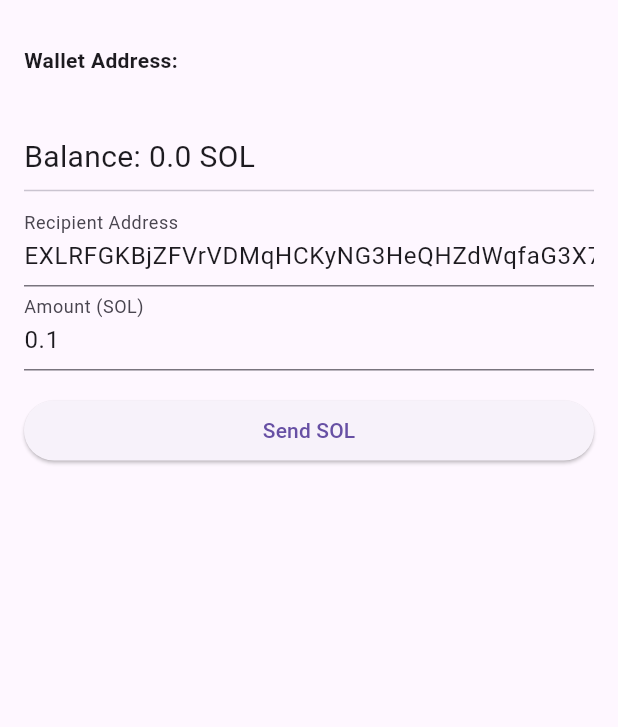
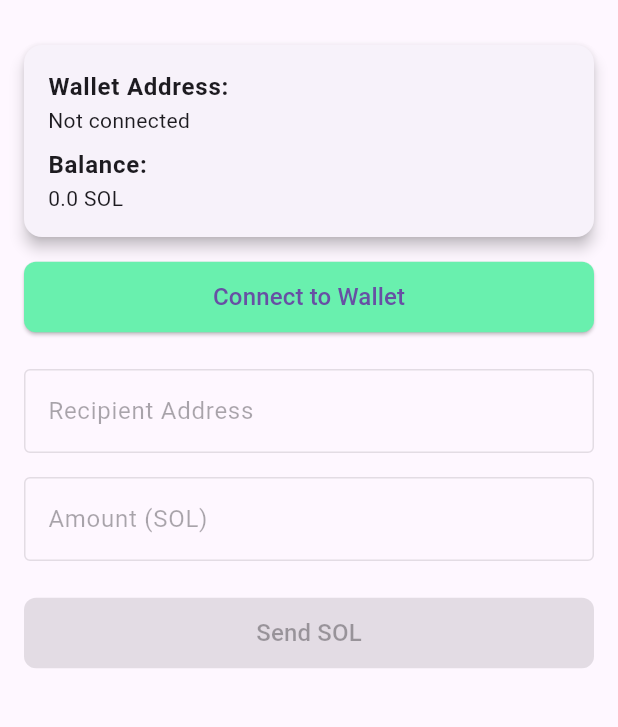
Before and after one commit to emfarih/learn_solana, a Flutter app: the screen it shows after launch, on a phone screen of 412 x 824 dp, the part 63-790 px from its top. Run offline on Flutter 3.47's test engine with Material 3 defaults, Android fonts, the phone set to English and light mode, and no system bars; missing offline and left inert: solana_wallet_adapter, solana_web3.

Commit message:
sendSol using solana-wallet-adapter for Solflare Wallet

```diff
--- a/solana_send_frontend/lib/main.dart
+++ b/solana_send_frontend/lib/main.dart
@@ -1,10 +1,9 @@
-import 'package:flutter/foundation.dart';
 import 'package:flutter/material.dart';
-import 'package:solana/solana.dart';
-import 'package:flutter_dotenv/flutter_dotenv.dart';
+import 'package:solana_wallet_adapter/solana_wallet_adapter.dart'; // Import wallet adapter
+import 'package:solana_web3/programs.dart';
+import 'package:solana_web3/solana_web3.dart';
 
-Future<void> main() async {
-  await dotenv.load(fileName: ".env");
+void main() {
   runApp(const SolanaWalletApp());
 }
 
@@ -30,97 +29,148 @@ class WalletScreen extends StatefulWidget {
 }
 
 class _WalletScreenState extends State<WalletScreen> {
-  final solanaClient = SolanaClient(
-    rpcUrl: Uri.parse('https://api.devnet.solana.com'),
-    websocketUrl: Uri.parse('ws://api.devnet.solana.com'),
-  );
-  final TextEditingController _receiverController = TextEditingController()
-    ..text = 'EXLRFGKBjZFVrVDMqHCKyNG3HeQHZdWqfaG3X7m5fkN2';
-  final TextEditingController _amountController = TextEditingController()
-    ..text = '0.1';
+  final TextEditingController _receiverController = TextEditingController();
+  final TextEditingController _amountController = TextEditingController();
+  final cluster = Cluster.devnet;
 
-  late Ed25519HDKeyPair wallet;
-  String walletAddress = '';
+  late SolanaWalletAdapter adapter;
+  Pubkey? wallet;
   double balance = 0.0;
+  bool isConnected = false;
 
   @override
   void initState() {
     super.initState();
-    _initializeWallet();
+    adapter = SolanaWalletAdapter(AppIdentity(), cluster: cluster);
   }
 
-  Future<void> _initializeWallet() async {
-    final secretKey = dotenv.env['SECRET_KEY'];
-    if (secretKey == null) {
-      _showSnackBar('SECRET_KEY not found in environment variables.');
-      return;
+  //Callback when connected to wallet
+  void _onConnect(Pubkey? wallet) {
+    print('Wallet connected: $wallet'); // Print the wallet object
+    setState(() {
+      isConnected = true;
+      this.wallet = wallet;
+    });
+    _updateBalance();
   }
 
+  // Callback when disconnected from wallet
+  Future<void> _onDisconnect() async {
     try {
-      final secretKeyBytes =
-          List<int>.from(secretKey.split(',').map(int.parse));
-      print('Parsed secret key bytes: $secretKeyBytes');
-      final seed = secretKeyBytes.sublist(0, 32);
+      print('Disconnecting from wallet...');
+      await adapter.deauthorize();
+      setState(() {
+        isConnected = false;
+        wallet = null;
+        balance = 0.0;
+      });
+      print('Disconnected from wallet successfully');
+    } catch (e) {
+      print('Error during disconnection: $e');
+    }
+  }
 
-      wallet = await Ed25519HDKeyPair.fromPrivateKeyBytes(privateKey: seed);
+  Future<void> _connectToWallet() async {
+    try {
+      print(
+          'Adapter Store Apps: ${adapter.store.apps}'); // Print apps from the adapter store
+      if (!adapter.isAuthorized) {
+        print('Authorizing wallet...'); // Log when starting authorization
+        await adapter.authorize(
+          walletUriBase: adapter.store.apps[1].walletUriBase,
+        );
+        print(
+            'Authorization successful!'); // Log when authorization is successful
 
-      setState(() {
-        walletAddress = wallet.address;
-      });
-      await _updateBalance();
+        if (adapter.connectedAccount != null) {
+          final pubKey =
+              Pubkey.tryFromBase64(adapter.connectedAccount!.address);
+          print(
+              'Connected wallet address: $pubKey'); // Log connected wallet address
+          _onConnect(pubKey); // Call onConnect method
+        } else {
+          print('No connected account found'); // Log if no account is connected
+        }
+      } else {
+        print('Already authorized'); // Log if already authorized
+      }
     } catch (e) {
-      _showSnackBar('Failed to initialize wallet: $e');
-      if (kDebugMode) {
-        print('Failed to initialize wallet: $e');
-      }
+      print('Error in _connectToWallet: $e'); // Log any errors
+      _showSnackBar('Error: $e');
     }
   }
 
   Future<void> _updateBalance() async {
+    final Connection connection = Connection(cluster);
     try {
-      final lamports = await solanaClient.rpcClient.getBalance(walletAddress);
+      if (wallet == null) {
+        throw Exception('Wallet not connected');
+      } else {
+        final lamports = await connection.getBalance(wallet!);
         setState(() {
-        balance = lamports.value / lamportsPerSol; // Convert to SOL
+          balance = lamports / lamportsPerSol; // Convert lamports to SOL
         });
+        print('Wallet balance fetched: $lamports lamports');
         print('Wallet balance: $balance SOL');
+      }
     } catch (e) {
-      if (kDebugMode) {
-        print('Failed to fetch balance: $e');
-      }
       _showSnackBar('Failed to fetch balance: $e');
     }
   }
 
-  Future<void> _sendSol() async {
+  void _sendSol() async {
+    final Connection connection = Connection(cluster);
     final recipient = _receiverController.text;
     final amount = double.tryParse(_amountController.text);
 
     if (recipient.isEmpty || amount == null) {
       _showSnackBar('Please enter a valid recipient and amount.');
+      print('Invalid input: recipient: $recipient, amount: $amount');
       return;
     }
 
     try {
-      final lamports = (amount * lamportsPerSol).toInt();
+      // Convert amount to lamports as BigInt
+      BigInt lamports = BigInt.from(amount * lamportsPerSol);
+      print('Amount converted to lamports: $lamports');
 
-      if (balance < (lamports / lamportsPerSol)) {
-        throw Exception(
-            "Insufficient balance ($balance) to complete the transaction (${lamports / lamportsPerSol}).");
+      if (balance < (lamports.toDouble() / lamportsPerSol)) {
+        throw Exception("Insufficient balance.");
       }
-      print('Sending $lamports lamports to $recipient');
 
-      final signedTx = await solanaClient.transferLamports(
-        source: wallet,
-        destination: Ed25519HDPublicKey.fromBase58(recipient),
+      // Create the transaction instruction with BigInt lamports
+      final TransactionInstruction instruction = SystemProgram.transfer(
+        fromPubkey: wallet!,
+        toPubkey: Pubkey.fromBase58(recipient),
         lamports: lamports,
       );
-      print('Transaction successful! Signature: $signedTx');
-      _showSnackBar('Transaction successful! Signature: $signedTx');
+
+      final latestBlockhash = await connection.getLatestBlockhash();
+      print('Latest blockhash: ${latestBlockhash.blockhash}');
+
+      // Create the transaction
+      final Transaction transaction = Transaction.v0(
+        payer: wallet!,
+        instructions: [instruction],
+        recentBlockhash: latestBlockhash.blockhash,
+      );
+      print('Transaction created: $transaction');
+
+      final encodedTransaction = adapter.encodeTransaction(transaction);
+      print('Encoded transaction: $encodedTransaction');
+
+      final signedTransaction =
+          await adapter.signTransactions([encodedTransaction]);
+      print('Signed transaction: $signedTransaction');
+
+      final signature = await connection
+          .sendSignedTransactions(signedTransaction.signedPayloads);
+      print('Signature: $signature');
+
+      _showSnackBar('Transaction successful! Signature: $signature');
       await _updateBalance();
     } catch (e) {
-      if (kDebugMode) {
       print('Transaction failed: $e');
-      }
       _showSnackBar('Transaction failed: $e');
     }
   }
@@ -134,38 +184,105 @@ class _WalletScreenState extends State<WalletScreen> {
   @override
   Widget build(BuildContext context) {
     return Scaffold(
-      appBar: AppBar(
-        title: Text('Solana Wallet'),
-      ),
+      appBar: AppBar(title: const Text('Solana Wallet')),
       body: Padding(
         padding: const EdgeInsets.all(16.0),
         child: Column(
           crossAxisAlignment: CrossAxisAlignment.stretch,
           children: [
+            // Wallet Address and Balance
+            Card(
+              elevation: 4.0,
+              margin: const EdgeInsets.only(bottom: 16),
+              child: Padding(
+                padding: const EdgeInsets.all(16.0),
+                child: Column(
+                  crossAxisAlignment: CrossAxisAlignment.start,
+                  children: [
                     Text(
                       'Wallet Address:',
-              style: TextStyle(fontWeight: FontWeight.bold),
+                      style: Theme.of(context)
+                          .textTheme
+                          .bodyLarge
+                          ?.copyWith(fontWeight: FontWeight.bold),
                     ),
-            SelectableText(walletAddress),
-            SizedBox(height: 16),
                     Text(
-              'Balance: $balance SOL',
-              style: TextStyle(fontSize: 20),
+                      wallet != null ? wallet.toString() : 'Not connected',
+                      style: Theme.of(context).textTheme.bodyMedium,
                     ),
-            Divider(),
+                    const SizedBox(height: 8),
+                    Text(
+                      'Balance:',
+                      style: Theme.of(context)
+                          .textTheme
+                          .bodyLarge
+                          ?.copyWith(fontWeight: FontWeight.bold),
+                    ),
+                    Text(
+                      balance != 0.0 ? '$balance SOL' : '0.0 SOL',
+                      style: Theme.of(context).textTheme.bodyMedium,
+                    ),
+                  ],
+                ),
+              ),
+            ),
+
+            // Connect / Disconnect Button
+            ElevatedButton(
+              onPressed: isConnected ? _onDisconnect : _connectToWallet,
+              style: ElevatedButton.styleFrom(
+                padding: const EdgeInsets.symmetric(vertical: 12.0),
+                shape: RoundedRectangleBorder(
+                    borderRadius: BorderRadius.circular(8)),
+                backgroundColor:
+                    isConnected ? Colors.redAccent : Colors.greenAccent,
+              ),
+              child: Text(
+                isConnected ? 'Disconnect' : 'Connect to Wallet',
+                style: const TextStyle(fontSize: 16),
+              ),
+            ),
+            const SizedBox(height: 24),
+
+            // Recipient Address Field
             TextField(
               controller: _receiverController,
-              decoration: InputDecoration(labelText: 'Recipient Address'),
+              decoration: const InputDecoration(
+                labelText: 'Recipient Address',
+                border: OutlineInputBorder(),
               ),
+              style: const TextStyle(fontSize: 16),
+              enabled: isConnected, // Disable if not connected
+            ),
+            const SizedBox(height: 16),
+
+            // Amount Field
             TextField(
               controller: _amountController,
-              decoration: InputDecoration(labelText: 'Amount (SOL)'),
+              decoration: const InputDecoration(
+                labelText: 'Amount (SOL)',
+                border: OutlineInputBorder(),
+              ),
               keyboardType: TextInputType.number,
+              style: const TextStyle(fontSize: 16),
+              enabled: isConnected, // Disable if not connected
             ),
-            SizedBox(height: 16),
+            const SizedBox(height: 24),
+
+            // Send Button
             ElevatedButton(
-              onPressed: _sendSol,
-              child: Text('Send SOL'),
+              onPressed:
+                  isConnected ? _sendSol : null, // Disable if not connected
+              style: ElevatedButton.styleFrom(
+                padding: const EdgeInsets.symmetric(vertical: 12.0),
+                shape: RoundedRectangleBorder(
+                    borderRadius: BorderRadius.circular(8)),
+                backgroundColor: isConnected ? Colors.blueAccent : Colors.grey,
+              ),
+              child: const Text(
+                'Send SOL',
+                style: TextStyle(fontSize: 16),
+              ),
             ),
           ],
         ),
```
Also changed, not shown: solana_send_frontend/lib/service_locator.dart (deleted, +0 -18 lines), solana_send_frontend/pubspec.yaml (+5 -3 lines), solana_send_frontend/pubspec.lock, 6 other files. Lines whose indentation alone changed are shown as unchanged.
